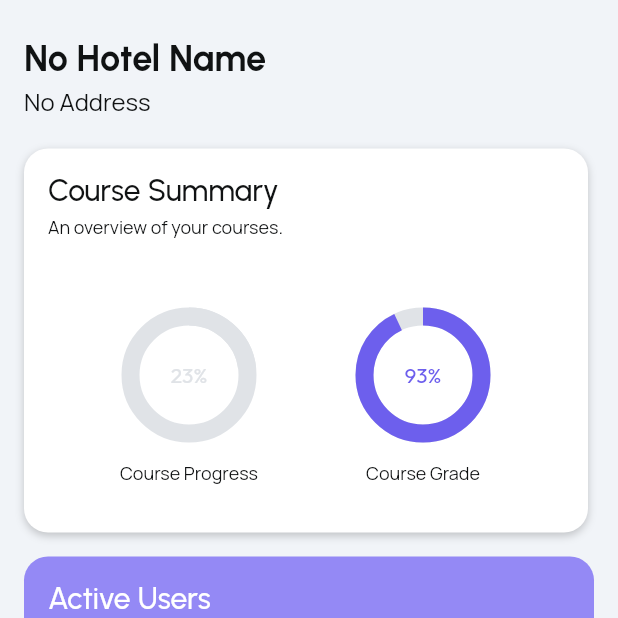
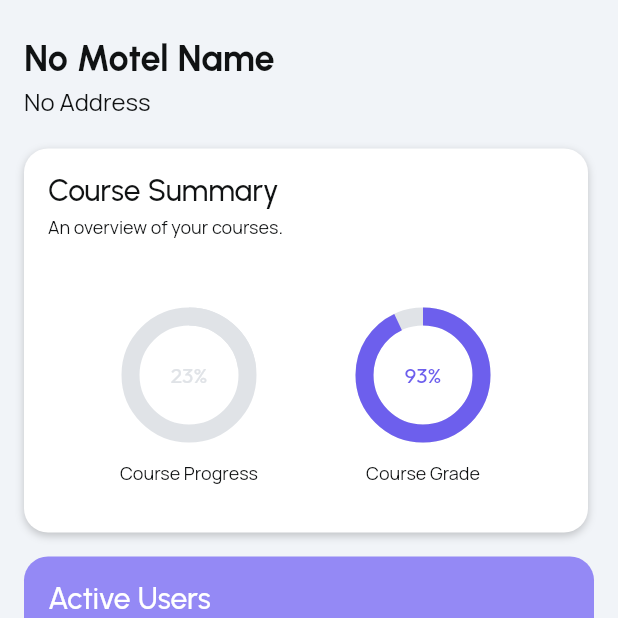
Before and after one commit to nhtrung1980/SabelHotelFirebase, a Flutter app: the screen it shows once a user with an empty profile is signed in, on a phone screen of 412 x 824 dp, the top half of it. Run offline on Flutter 3.47's test engine with Material 2 defaults, Android fonts, the phone set to English and light mode, and no system bars; drawn by our look-alikes of auto_size_text, cached_network_image, flutter_animate, percent_indicator; our stand-ins replace cloud_firestore, file_picker, firebase_auth, firebase_core, firebase_storage, font_awesome_flutter and 13 more; missing offline and left inert: json_path, mime_type; accounts and stored records are empty; network calls fail.

Commit message:
Updating to latest FlutterFlow output.

```diff
--- a/lib/home_page/home_page_widget.dart
+++ b/lib/home_page/home_page_widget.dart
@@ -159,7 +159,7 @@ class _HomePageWidgetState extends State<HomePageWidget>
                           Text(
                             valueOrDefault<String>(
                               _model.hotel?.name,
-                              'No Hotel Name',
+                              'No Motel Name',
                             ),
                             style: FlutterFlowTheme.of(context)
                                 .headlineSmall
--- a/lib/management/management_widget.dart
+++ b/lib/management/management_widget.dart
@@ -105,7 +105,7 @@ class _ManagementWidgetState extends State<ManagementWidget> {
                         Text(
                           valueOrDefault<String>(
                             _model.hotel?.name,
-                            'No motel name',
+                            'No Motel Name',
                           ),
                           style: FlutterFlowTheme.of(context)
                               .headlineSmall
@@ -119,7 +119,10 @@ class _ManagementWidgetState extends State<ManagementWidget> {
                           padding: EdgeInsetsDirectional.fromSTEB(
                               0.0, 4.0, 0.0, 0.0),
                           child: Text(
-                            _model.hotel!.address,
+                            valueOrDefault<String>(
+                              _model.hotel?.address,
+                              'No Address',
+                            ),
                             style:
                                 FlutterFlowTheme.of(context).bodySmall.override(
                                       fontFamily: 'Manrope',
```
